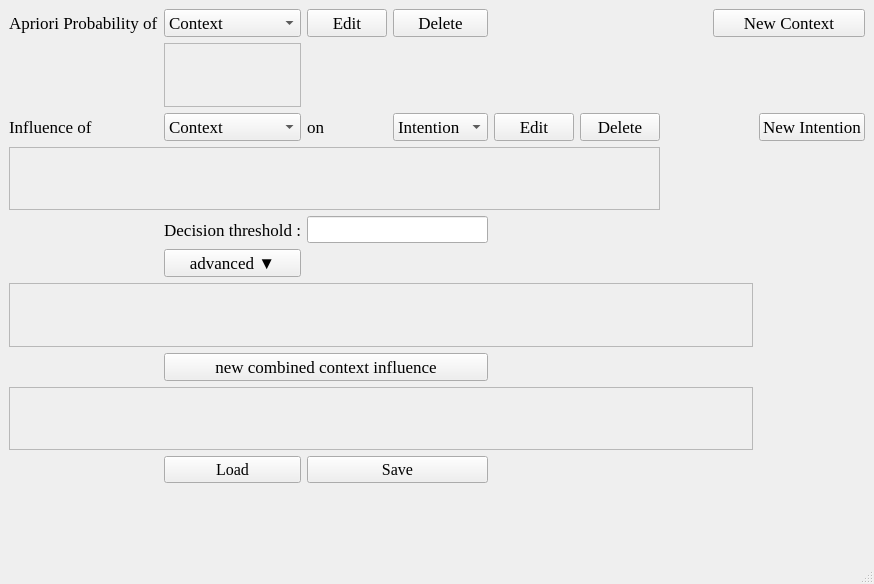
dfki-ric/CoBaIR, file CoBaIR/configurator.ui: the form before one commit.
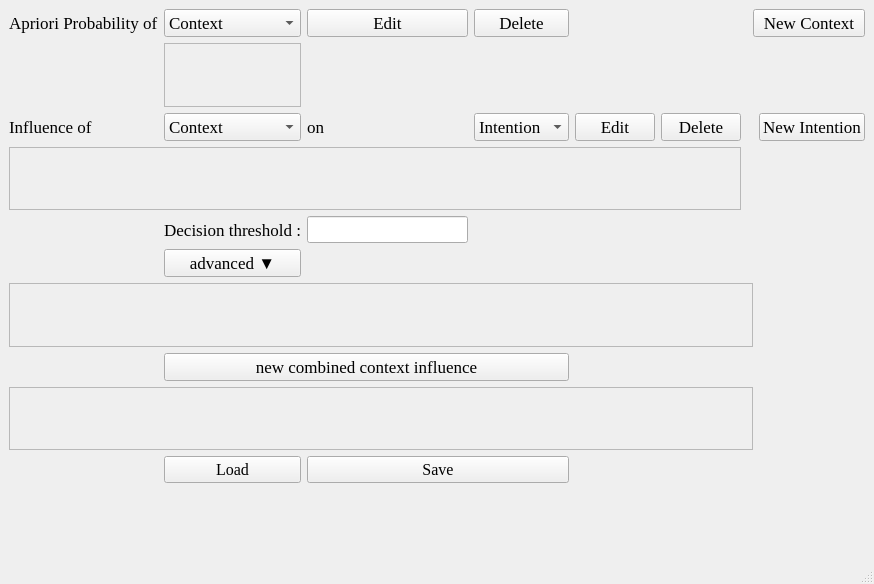
The form after the commit.

Commit message: decision threshold aligned center

Patch:
```diff
--- a/CoBaIR/configurator.ui
+++ b/CoBaIR/configurator.ui
@@ -276,7 +276,7 @@
       </property>
      </widget>
     </item>
-    <item row="4" column="2" colspan="2">
+    <item row="4" column="2" colspan="1">
      <widget class="QLineEdit" name="decision_threshold_entry">
       <property name="font">
        <font>
```
Left out of the diff: 2 changed lines with no effect on the pictures.
